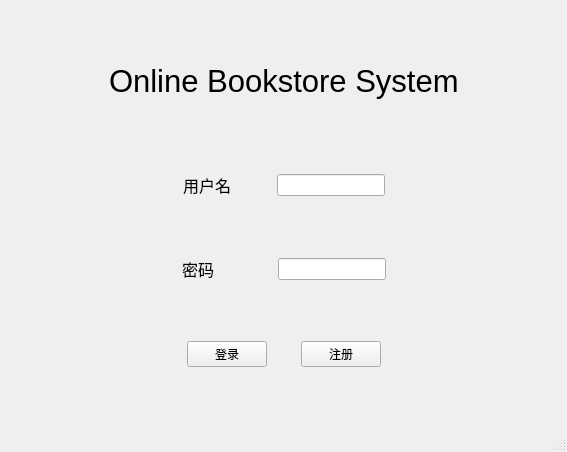
Before: the Qt Designer form ui/ui_login_window.ui in inverse-limit/database-proj, drawn with Qt 5.
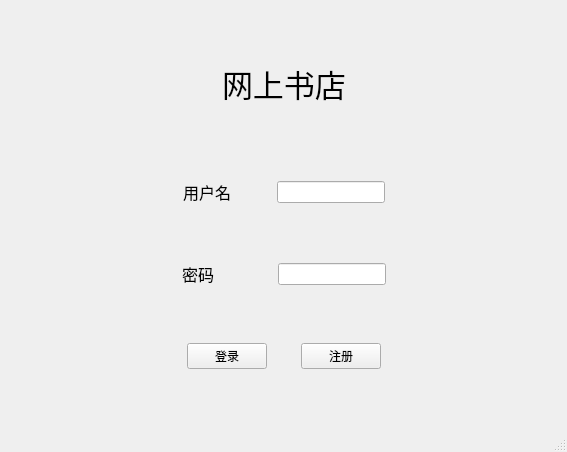
After: the same form once the commit is applied.

Commit message: 管理登录界面

```diff
--- a/ui/ui_login_window.ui
+++ b/ui/ui_login_window.ui
@@ -53,7 +53,7 @@
            </font>
           </property>
           <property name="text">
-           <string>Online Bookstore System</string>
+           <string>网上书店</string>
           </property>
          </widget>
         </item>
```
The commit also changes 5 other files.
